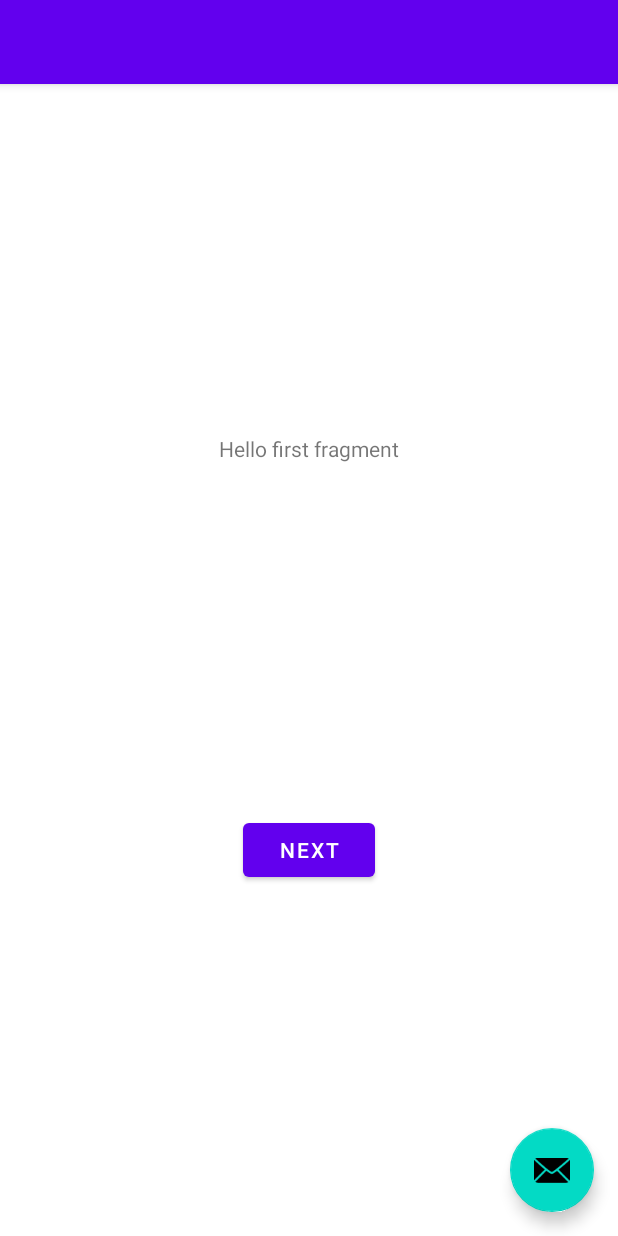
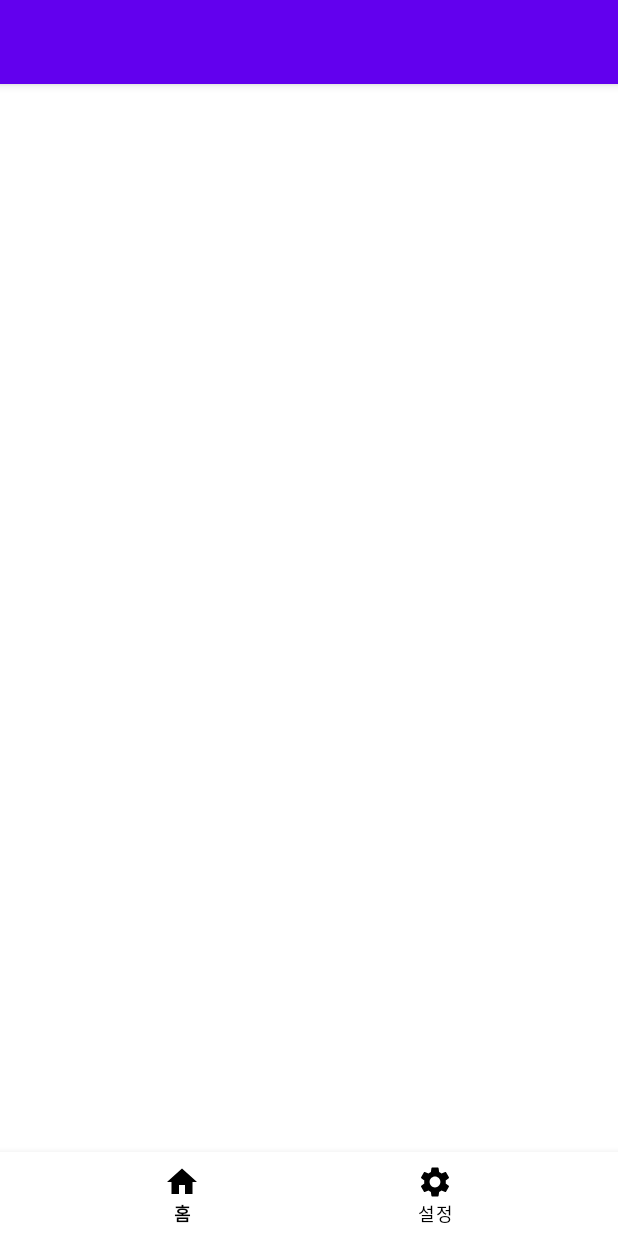
Before and after one commit to dofury/MoneyCycle, an Android app: the layout activity_main.xml on its own in the app's theme, with its tools: preview values and no code run, on a phone screen of 412 x 824 dp. Run offline under Robolectric (Android 15) with nearby library versions, the phone set to English and light mode, and no system bars.

Commit message:
앱 하단 네비게이션 바 제작

```diff
--- a/app/build.gradle
+++ b/app/build.gradle
@@ -32,6 +32,9 @@ android {
     buildFeatures {
         viewBinding true
     }
+    viewBinding {
+        enabled true
+    }
 }
 
 dependencies {
--- a/app/src/main/AndroidManifest.xml
+++ b/app/src/main/AndroidManifest.xml
@@ -13,6 +13,10 @@
         android:supportsRtl="true"
         android:theme="@style/Theme.MoneyCycle"
         tools:targetApi="31">
+        <meta-data
+            android:name="com.google.android.actions"
+            android:resource="@xml/actions" />
+
         <activity
             android:name=".MainActivity"
             android:exported="true"
--- a/app/src/main/java/com/dofury/moneycycle/FirstFragment.kt
+++ /dev/null
@@ -1,44 +0,0 @@
-package com.dofury.moneycycle
-
-import android.os.Bundle
-import androidx.fragment.app.Fragment
-import android.view.LayoutInflater
-import android.view.View
-import android.view.ViewGroup
-import androidx.navigation.fragment.findNavController
-import com.dofury.moneycycle.databinding.FragmentFirstBinding
-
-/**
- * A simple [Fragment] subclass as the default destination in the navigation.
- */
-class FirstFragment : Fragment() {
-
-    private var _binding: FragmentFirstBinding? = null
-
-    // This property is only valid between onCreateView and
-    // onDestroyView.
-    private val binding get() = _binding!!
-
-    override fun onCreateView(
-        inflater: LayoutInflater, container: ViewGroup?,
-        savedInstanceState: Bundle?
-    ): View? {
-
-        _binding = FragmentFirstBinding.inflate(inflater, container, false)
-        return binding.root
-
-    }
-
-    override fun onViewCreated(view: View, savedInstanceState: Bundle?) {
-        super.onViewCreated(view, savedInstanceState)
-
-        binding.buttonFirst.setOnClickListener {
-            findNavController().navigate(R.id.action_FirstFragment_to_SecondFragment)
-        }
-    }
-
-    override fun onDestroyView() {
-        super.onDestroyView()
-        _binding = null
-    }
-}
--- /dev/null
+++ b/app/src/main/res/drawable/ic_home.xml
@@ -0,0 +1,5 @@
+<vector android:height="24dp" android:tint="#000000"
+    android:viewportHeight="24" android:viewportWidth="24"
+    android:width="24dp" xmlns:android="http://schemas.android.com/apk/res/android">
+    <path android:fillColor="@android:color/white" android:pathData="M10,20v-6h4v6h5v-8h3L12,3 2,12h3v8z"/>
+</vector>
--- /dev/null
+++ b/app/src/main/res/drawable/ic_setting.xml
@@ -0,0 +1,5 @@
+<vector android:height="24dp" android:tint="#000000"
+    android:viewportHeight="24" android:viewportWidth="24"
+    android:width="24dp" xmlns:android="http://schemas.android.com/apk/res/android">
+    <path android:fillColor="@android:color/white" android:pathData="M19.14,12.94c0.04,-0.3 0.06,-0.61 0.06,-0.94c0,-0.32 -0.02,-0.64 -0.07,-0.94l2.03,-1.58c0.18,-0.14 0.23,-0.41 0.12,-0.61l-1.92,-3.32c-0.12,-0.22 -0.37,-0.29 -0.59,-0.22l-2.39,0.96c-0.5,-0.38 -1.03,-0.7 -1.62,-0.94L14.4,2.81c-0.04,-0.24 -0.24,-0.41 -0.48,-0.41h-3.84c-0.24,0 -0.43,0.17 -0.47,0.41L9.25,5.35C8.66,5.59 8.12,5.92 7.63,6.29L5.24,5.33c-0.22,-0.08 -0.47,0 -0.59,0.22L2.74,8.87C2.62,9.08 2.66,9.34 2.86,9.48l2.03,1.58C4.84,11.36 4.8,11.69 4.8,12s0.02,0.64 0.07,0.94l-2.03,1.58c-0.18,0.14 -0.23,0.41 -0.12,0.61l1.92,3.32c0.12,0.22 0.37,0.29 0.59,0.22l2.39,-0.96c0.5,0.38 1.03,0.7 1.62,0.94l0.36,2.54c0.05,0.24 0.24,0.41 0.48,0.41h3.84c0.24,0 0.44,-0.17 0.47,-0.41l0.36,-2.54c0.59,-0.24 1.13,-0.56 1.62,-0.94l2.39,0.96c0.22,0.08 0.47,0 0.59,-0.22l1.92,-3.32c0.12,-0.22 0.07,-0.47 -0.12,-0.61L19.14,12.94zM12,15.6c-1.98,0 -3.6,-1.62 -3.6,-3.6s1.62,-3.6 3.6,-3.6s3.6,1.62 3.6,3.6S13.98,15.6 12,15.6z"/>
+</vector>
--- a/app/src/main/res/layout/activity_main.xml
+++ b/app/src/main/res/layout/activity_main.xml
@@ -22,13 +22,22 @@
 
     <include layout="@layout/content_main" />
 
-    <com.google.android.material.floatingactionbutton.FloatingActionButton
+    <!--<com.google.android.material.floatingactionbutton.FloatingActionButton
         android:id="@+id/fab"
         android:layout_width="wrap_content"
         android:layout_height="wrap_content"
         android:layout_gravity="bottom|end"
         android:layout_marginEnd="@dimen/fab_margin"
         android:layout_marginBottom="16dp"
-        app:srcCompat="@android:drawable/ic_dialog_email" />
+        app:srcCompat="@android:drawable/ic_dialog_email" />-->
+
+    <com.google.android.material.bottomnavigation.BottomNavigationView
+        android:layout_width="match_parent"
+        android:layout_height="wrap_content"
+        android:id="@+id/navigationView"
+        app:itemIconTint="@color/black"
+        app:itemTextColor="@color/black"
+        app:menu="@menu/navi_menu"
+        android:layout_gravity="bottom"/>
 
 </androidx.coordinatorlayout.widget.CoordinatorLayout>
--- a/app/src/main/res/layout/content_main.xml
+++ b/app/src/main/res/layout/content_main.xml
@@ -14,6 +14,5 @@
         app:layout_constraintBottom_toBottomOf="parent"
         app:layout_constraintEnd_toEndOf="parent"
         app:layout_constraintStart_toStartOf="parent"
-        app:layout_constraintTop_toTopOf="parent"
-        app:navGraph="@navigation/nav_graph" />
+        app:layout_constraintTop_toTopOf="parent" />
 </androidx.constraintlayout.widget.ConstraintLayout>
--- a/app/src/main/res/layout/fragment_first.xml
+++ /dev/null
@@ -1,28 +0,0 @@
-<?xml version="1.0" encoding="utf-8"?>
-<androidx.constraintlayout.widget.ConstraintLayout xmlns:android="http://schemas.android.com/apk/res/android"
-    xmlns:app="http://schemas.android.com/apk/res-auto"
-    xmlns:tools="http://schemas.android.com/tools"
-    android:layout_width="match_parent"
-    android:layout_height="match_parent"
-    tools:context=".FirstFragment">
-
-    <TextView
-        android:id="@+id/textview_first"
-        android:layout_width="wrap_content"
-        android:layout_height="wrap_content"
-        android:text="@string/hello_first_fragment"
-        app:layout_constraintBottom_toTopOf="@id/button_first"
-        app:layout_constraintEnd_toEndOf="parent"
-        app:layout_constraintStart_toStartOf="parent"
-        app:layout_constraintTop_toTopOf="parent" />
-
-    <Button
-        android:id="@+id/button_first"
-        android:layout_width="wrap_content"
-        android:layout_height="wrap_content"
-        android:text="@string/next"
-        app:layout_constraintBottom_toBottomOf="parent"
-        app:layout_constraintEnd_toEndOf="parent"
-        app:layout_constraintStart_toStartOf="parent"
-        app:layout_constraintTop_toBottomOf="@id/textview_first" />
-</androidx.constraintlayout.widget.ConstraintLayout>
--- /dev/null
+++ b/app/src/main/res/menu/navi_menu.xml
@@ -0,0 +1,13 @@
+<?xml version="1.0" encoding="utf-8"?>
+<menu xmlns:android="http://schemas.android.com/apk/res/android">
+
+    <item
+        android:id="@+id/homeFragment"
+        android:title="홈"
+        android:icon="@drawable/ic_home"/>
+
+    <item
+        android:id="@+id/settingFragment"
+        android:title="설정"
+        android:icon="@drawable/ic_setting"/>
+</menu>
--- a/app/src/main/res/navigation/nav_graph.xml
+++ /dev/null
@@ -1,28 +0,0 @@
-<?xml version="1.0" encoding="utf-8"?>
-<navigation xmlns:android="http://schemas.android.com/apk/res/android"
-    xmlns:app="http://schemas.android.com/apk/res-auto"
-    xmlns:tools="http://schemas.android.com/tools"
-    android:id="@+id/nav_graph"
-    app:startDestination="@id/FirstFragment">
-
-    <fragment
-        android:id="@+id/FirstFragment"
-        android:name="com.dofury.moneycycle.FirstFragment"
-        android:label="@string/first_fragment_label"
-        tools:layout="@layout/fragment_first">
-
-        <action
-            android:id="@+id/action_FirstFragment_to_SecondFragment"
-            app:destination="@id/SecondFragment" />
-    </fragment>
-    <fragment
-        android:id="@+id/SecondFragment"
-        android:name="com.dofury.moneycycle.SecondFragment"
-        android:label="@string/second_fragment_label"
-        tools:layout="@layout/fragment_second">
-
-        <action
-            android:id="@+id/action_SecondFragment_to_FirstFragment"
-            app:destination="@id/FirstFragment" />
-    </fragment>
-</navigation>
--- a/app/src/main/res/values/strings.xml
+++ b/app/src/main/res/values/strings.xml
@@ -9,4 +9,7 @@
 
     <string name="hello_first_fragment">Hello first fragment</string>
     <string name="hello_second_fragment">Hello second fragment. Arg: %1$s</string>
+    <!-- TODO: Remove or change this placeholder text -->
+    <string name="hello_blank_fragment">Hello blank fragment</string>
+    <string name="hello_home_ragment">hello_home_ragment</string>
 </resources>
--- /dev/null
+++ b/app/src/main/res/xml/actions.xml
@@ -0,0 +1,4 @@
+<?xml version="1.0" encoding="utf-8"?>
+<PreferenceScreen xmlns:android="http://schemas.android.com/apk/res/android">
+
+</PreferenceScreen>
```
Also changed, not shown: app/src/main/java/com/dofury/moneycycle/HomeFragment.kt (added, +59 -0 lines), app/src/main/java/com/dofury/moneycycle/MainActivity.kt (+49 -3 lines), app/src/main/java/com/dofury/moneycycle/SecondFragment.kt (deleted, +0 -44 lines), app/src/main/java/com/dofury/moneycycle/SettingFragment.kt (added, +59 -0 lines), app/src/main/res/layout/fragment_home.xml (added, +15 -0 lines), app/src/main/res/layout/fragment_second.xml (deleted, +0 -27 lines), app/src/main/res/layout/fragment_setting.xml (added, +15 -0 lines).
